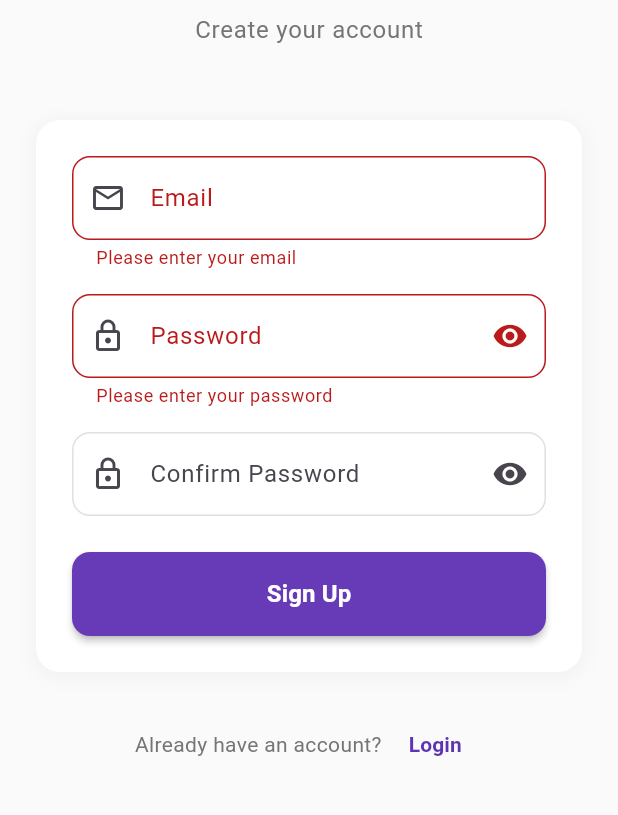
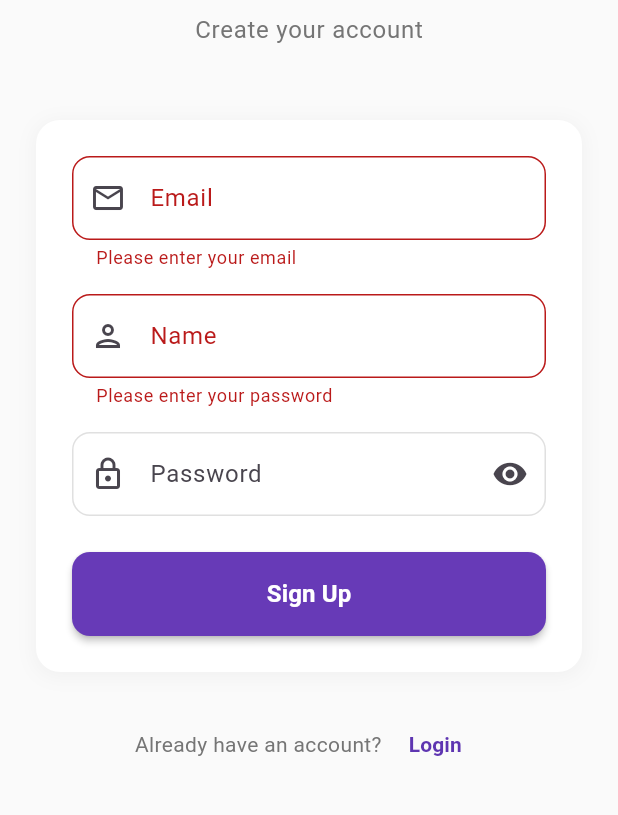
Before and after one commit to medvedenko96/dailyme, a Flutter app: the screen it shows after launch, after a tap on "Login", after a tap on "Sign Up", on a phone screen of 412 x 824 dp, the part 366-1181 px from its top. Run offline on Flutter 3.47's test engine with Material 3 defaults, Android fonts, the phone set to English and light mode, and no system bars.

Commit message:
upd auth page

```diff
--- a/lib/pages/auth_page.dart
+++ b/lib/pages/auth_page.dart
@@ -13,18 +13,17 @@ class _AuthPageState extends State<AuthPage> {
   final _formKey = GlobalKey<FormState>();
   final _emailController = TextEditingController();
   final _passwordController = TextEditingController();
-  final _confirmPasswordController = TextEditingController();
+  final _nameController = TextEditingController();
 
   bool _isLogin = true;
   bool _isLoading = false;
   bool _obscurePassword = true;
-  bool _obscureConfirmPassword = true;
 
   @override
   void dispose() {
     _emailController.dispose();
     _passwordController.dispose();
-    _confirmPasswordController.dispose();
+    _nameController.dispose();
     super.dispose();
   }
 
@@ -37,12 +36,6 @@ class _AuthPageState extends State<AuthPage> {
   void _togglePasswordVisibility() {
     setState(() {
       _obscurePassword = !_obscurePassword;
-    });
-  }
-
-  void _toggleConfirmPasswordVisibility() {
-    setState(() {
-      _obscureConfirmPassword = !_obscureConfirmPassword;
     });
   }
 
@@ -62,7 +55,7 @@ class _AuthPageState extends State<AuthPage> {
       if (_isLogin) {
         success = await authService.login(_emailController.text, _passwordController.text);
       } else {
-        success = await authService.signUp(_emailController.text, _passwordController.text);
+        success = await authService.signUp(_emailController.text, _passwordController.text, _nameController.text);
       }
 
       if (mounted && success) {
@@ -116,13 +109,13 @@ class _AuthPageState extends State<AuthPage> {
     return null;
   }
 
-  String? _validateConfirmPassword(String? value) {
+  String? _validateName(String? value) {
     if (!_isLogin) {
       if (value == null || value.isEmpty) {
-        return 'Please confirm your password';
+        return 'Please enter your name';
       }
-      if (value != _passwordController.text) {
-        return 'Passwords do not match';
+      if (value.length < 2) {
+        return 'Name must be at least 2 characters long';
       }
     }
     return null;
@@ -296,6 +289,30 @@ class _AuthPageState extends State<AuthPage> {
                         ),
                       ),
 
+                      // Name Field (only for signup)
+                      if (!_isLogin) ...[
+                        const SizedBox(height: 16),
+                        TextFormField(
+                          controller: _nameController,
+                          validator: _validateName,
+                          decoration: InputDecoration(
+                            labelText: 'Name',
+                            prefixIcon: const Icon(Icons.person_outlined),
+                            border: OutlineInputBorder(
+                              borderRadius: BorderRadius.circular(12),
+                            ),
+                            enabledBorder: OutlineInputBorder(
+                              borderRadius: BorderRadius.circular(12),
+                              borderSide: BorderSide(color: Colors.grey.shade300),
+                            ),
+                            focusedBorder: OutlineInputBorder(
+                              borderRadius: BorderRadius.circular(12),
+                              borderSide: const BorderSide(color: Colors.deepPurple),
+                            ),
+                          ),
+                        ),
+                      ],
+
                       const SizedBox(height: 16),
 
                       // Password Field
@@ -325,37 +342,6 @@ class _AuthPageState extends State<AuthPage> {
                           ),
                         ),
                       ),
-
-                      // Confirm Password Field (only for signup)
-                      if (!_isLogin) ...[
-                        const SizedBox(height: 16),
-                        TextFormField(
-                          controller: _confirmPasswordController,
-                          obscureText: _obscureConfirmPassword,
-                          validator: _validateConfirmPassword,
-                          decoration: InputDecoration(
-                            labelText: 'Confirm Password',
-                            prefixIcon: const Icon(Icons.lock_outlined),
-                            suffixIcon: IconButton(
-                              icon: Icon(
-                                _obscureConfirmPassword ? Icons.visibility : Icons.visibility_off,
-                              ),
-                              onPressed: _toggleConfirmPasswordVisibility,
-                            ),
-                            border: OutlineInputBorder(
-                              borderRadius: BorderRadius.circular(12),
-                            ),
-                            enabledBorder: OutlineInputBorder(
-                              borderRadius: BorderRadius.circular(12),
-                              borderSide: BorderSide(color: Colors.grey.shade300),
-                            ),
-                            focusedBorder: OutlineInputBorder(
-                              borderRadius: BorderRadius.circular(12),
-                              borderSide: const BorderSide(color: Colors.deepPurple),
-                            ),
-                          ),
-                        ),
-                      ],
 
                       const SizedBox(height: 24),
 
--- a/lib/services/auth_service.dart
+++ b/lib/services/auth_service.dart
@@ -27,13 +27,13 @@ class AuthService {
     }
   }
 
-  Future<bool> signUp(String email, String password) async {
+  Future<bool> signUp(String email, String password, String name) async {
     try {
       // Simulate API call delay
       await Future.delayed(const Duration(seconds: 2));
 
       // Simple validation - in a real app, this would be an API call
-      if (email.isNotEmpty && password.length >= 6) {
+      if (email.isNotEmpty && password.length >= 6 && name.isNotEmpty) {
         _isAuthenticated = true;
         _currentUserEmail = email;
         return true;
```
